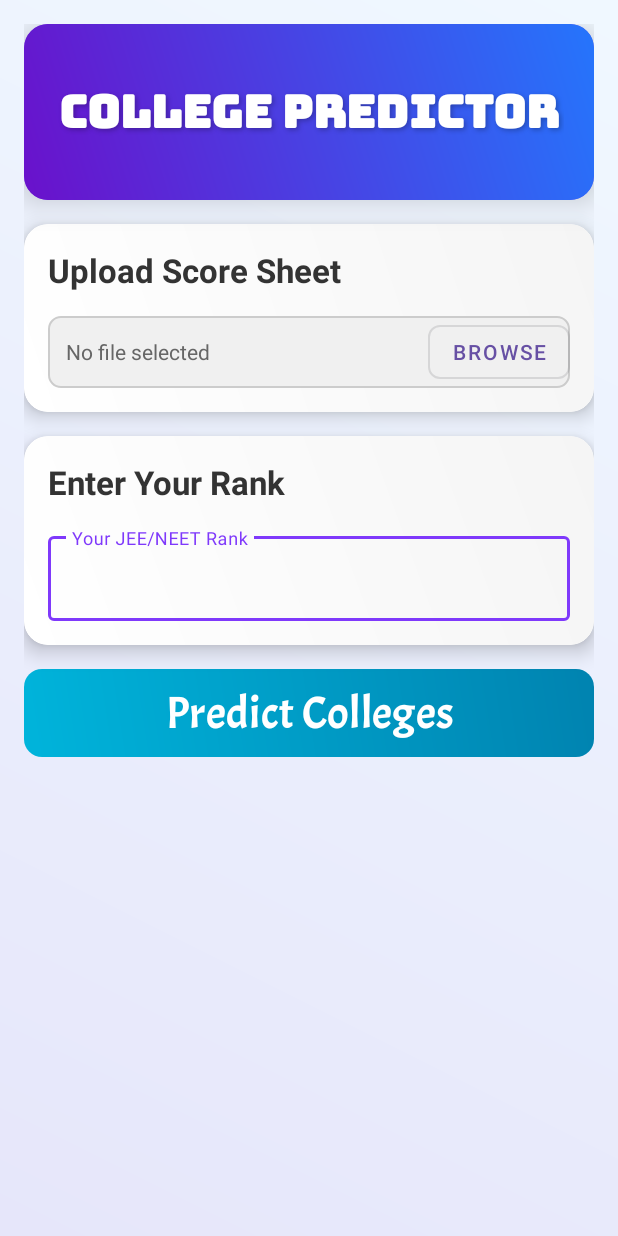
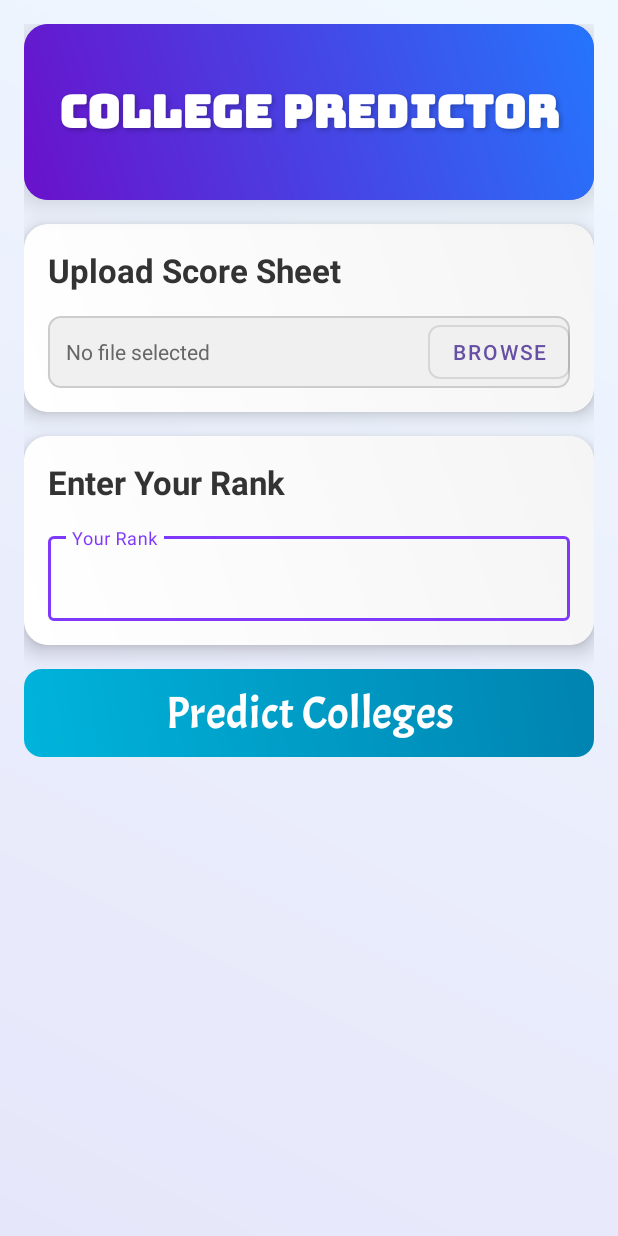
Before and after one commit to selfmusing94/College-Navigator, an Android app: the CollegePredictorActivity screen opened directly, with no data from a screen before it, on a phone screen of 412 x 824 dp. Run offline under Robolectric (Android 15) with nearby library versions, the phone set to English and light mode, and no system bars.

Commit message:
Minor changes in College Predictor

```diff
--- a/app/src/main/java/com/example/testapp/CollegePredictorActivity.java
+++ b/app/src/main/java/com/example/testapp/CollegePredictorActivity.java
@@ -182,7 +182,7 @@ public class CollegePredictorActivity extends AppCompatActivity {
         // Filter colleges based on user's rank
         List<College> eligibleColleges = new ArrayList<>();
         for (College college : recommendedColleges) {
-            if (college.getRank() <= userRank) {
+            if (college.getRank() >= userRank) {
                 eligibleColleges.add(college);
             }
         }
--- a/app/src/main/res/layout/activity_college_predictor.xml
+++ b/app/src/main/res/layout/activity_college_predictor.xml
@@ -137,7 +137,7 @@
                         android:id="@+id/rankInput"
                         android:layout_width="match_parent"
                         android:layout_height="wrap_content"
-                        android:hint="Your JEE/NEET Rank"
+                        android:hint="Your Rank"
                         android:inputType="number"
                         android:textColor="#333333"/>
                 </com.google.android.material.textfield.TextInputLayout>
```
